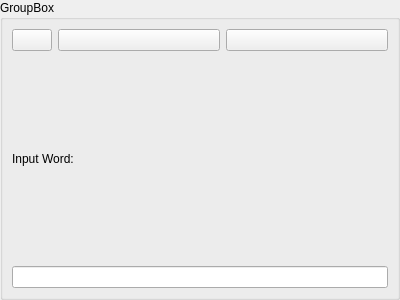
Above: YAD-Studio/Widgets/InputWidget.ui from Yad-Studio/YAD-Studio before the change. Below: the same form after it.
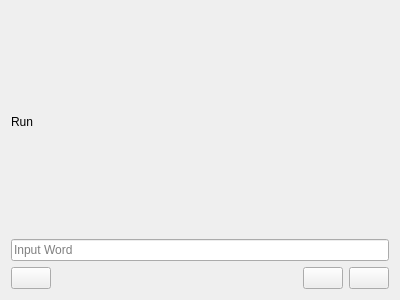
That is the form after the change. Icons and pictures are not drawn.

Commit message: InputWidget design

Patch:
```diff
--- a/YAD-Studio/Widgets/InputWidget.ui
+++ b/YAD-Studio/Widgets/InputWidget.ui
@@ -13,25 +13,24 @@
   <property name="windowTitle">
    <string>Form</string>
   </property>
-  <layout class="QVBoxLayout" name="verticalLayout_2">
-   <property name="leftMargin">
-    <number>0</number>
-   </property>
-   <property name="topMargin">
-    <number>0</number>
-   </property>
-   <property name="rightMargin">
-    <number>0</number>
-   </property>
-   <property name="bottomMargin">
-    <number>0</number>
-   </property>
-   <item>
-    <widget class="QGroupBox" name="groupBox">
-     <property name="title">
-      <string>GroupBox</string>
+  <property name="styleSheet">
+   <string notr="true"/>
      </property>
      <layout class="QVBoxLayout" name="verticalLayout">
+   <item>
+    <widget class="QLabel" name="title">
+     <property name="text">
+      <string>Run</string>
+     </property>
+    </widget>
+   </item>
+   <item>
+    <widget class="QLineEdit" name="lineEdit">
+     <property name="placeholderText">
+      <string>Input Word</string>
+     </property>
+    </widget>
+   </item>
       <item>
        <layout class="QHBoxLayout" name="horizontalLayout_2">
         <property name="topMargin">
@@ -51,12 +50,21 @@
           <property name="text">
            <string/>
           </property>
-          <property name="icon">
-           <iconset resource="../Resources.qrc">
-            <normaloff>:/new/prefix1/save.png</normaloff>:/new/prefix1/save.png</iconset>
-          </property>
-         </widget>
-        </item>
+      </widget>
+     </item>
+     <item>
+      <spacer name="horizontalSpacer">
+       <property name="orientation">
+        <enum>Qt::Horizontal</enum>
+       </property>
+       <property name="sizeHint" stdset="0">
+        <size>
+         <width>40</width>
+         <height>20</height>
+        </size>
+       </property>
+      </spacer>
+     </item>
         <item>
          <widget class="QPushButton" name="runButton">
           <property name="text">
@@ -81,23 +89,8 @@
         </item>
        </layout>
       </item>
-      <item>
-       <widget class="QLabel" name="label">
-        <property name="text">
-         <string>Input Word:</string>
-        </property>
-       </widget>
-      </item>
-      <item>
-       <widget class="QLineEdit" name="lineEdit"/>
-      </item>
-     </layout>
-    </widget>
-   </item>
-  </layout>
- </widget>
- <resources>
-  <include location="../Resources.qrc"/>
- </resources>
+  </layout>
+ </widget>
+ <resources/>
  <connections/>
 </ui>
```
Left out of the diff: 17 changed lines with no effect on the pictures. Lines whose indentation alone changed are shown as unchanged. The commit also changes 13 other files.
